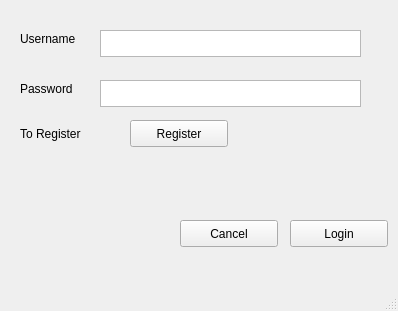
First picture: the form in TheApp/login.ui, repository krishna0512/drf, before the edit.
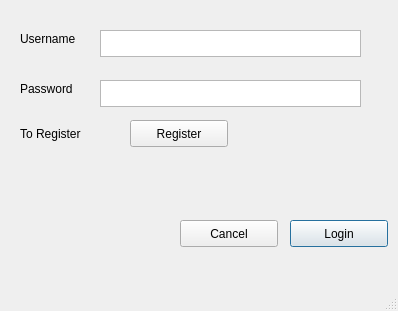
Second picture: the form after the edit.

Commit message: added the tab order functionality in the login and register UI

```diff
--- a/TheApp/login.ui
+++ b/TheApp/login.ui
@@ -104,6 +104,9 @@
     <property name="text">
      <string>Login</string>
     </property>
+    <property name="default">
+     <bool>true</bool>
+    </property>
    </widget>
    <widget class="QPushButton" name="cancelButton">
     <property name="geometry">
```
Left out of the diff: 16 changed lines with no effect on the pictures. The commit also changes 5 other files.
